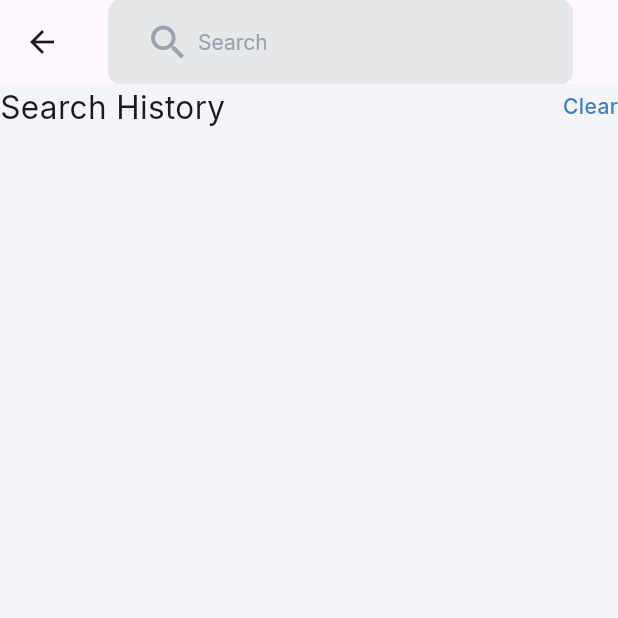
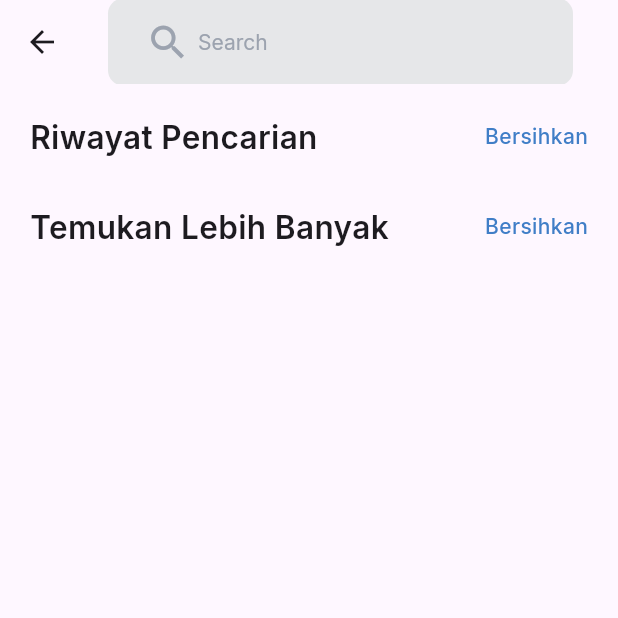
Before and after one commit to Guspascad420/vendo, a Flutter app: the SearchScreen screen opened directly, on a phone screen of 412 x 824 dp, the top half of it. Run offline on Flutter 3.47's test engine with Material 2 defaults, Android fonts, the phone set to English and light mode, and no system bars; our stand-ins replace cloud_firestore, firebase_auth, firebase_core, flutter_rating_bar, flutter_svg, google_fonts and 2 more; missing offline and left inert: azblob, email_auth, xml2json; accounts and stored records are empty.

Commit message:
Updated UI Components

```diff
--- a/lib/screens/search_screen.dart
+++ b/lib/screens/search_screen.dart
@@ -37,19 +37,34 @@ class _SearchScreenState extends State<SearchScreen> {
         )
       ),
       body: Container(
-        color: const Color(0xFFF4F5F9),
+        margin: const EdgeInsets.symmetric(horizontal: 20),
         child: Column(
           children: [
+            const SizedBox(height: 20),
             Row(
               mainAxisAlignment: MainAxisAlignment.spaceBetween,
               children: [
-                Text('Search History',
+                Text('Riwayat Pencarian',
                     style: GoogleFonts.inter(
-                        fontSize: 21, color: Theme.of(context).colorScheme.onBackground)),
-                Text('Clear',
+                        fontSize: 21, fontWeight: FontWeight.w600,
+                        color: Theme.of(context).colorScheme.onBackground)),
+                Text('Bersihkan',
+                    style: GoogleFonts.inter(fontSize: 14, fontWeight: FontWeight.w500,
+                        color: const Color(0xFF407EC7))),
+              ],
+            ),
+            const SizedBox(height: 30),
+            Row(
+              mainAxisAlignment: MainAxisAlignment.spaceBetween,
+              children: [
+                Text('Temukan Lebih Banyak',
+                    style: GoogleFonts.inter(
+                        fontSize: 21, fontWeight: FontWeight.w600,
+                        color: Theme.of(context).colorScheme.onBackground)),
+                Text('Bersihkan',
                     style: GoogleFonts.inter(fontSize: 14, fontWeight: FontWeight.w500,
                         color: const Color(0xFF407EC7)))
-              ],
+              ]
             )
           ],
         ),
```
